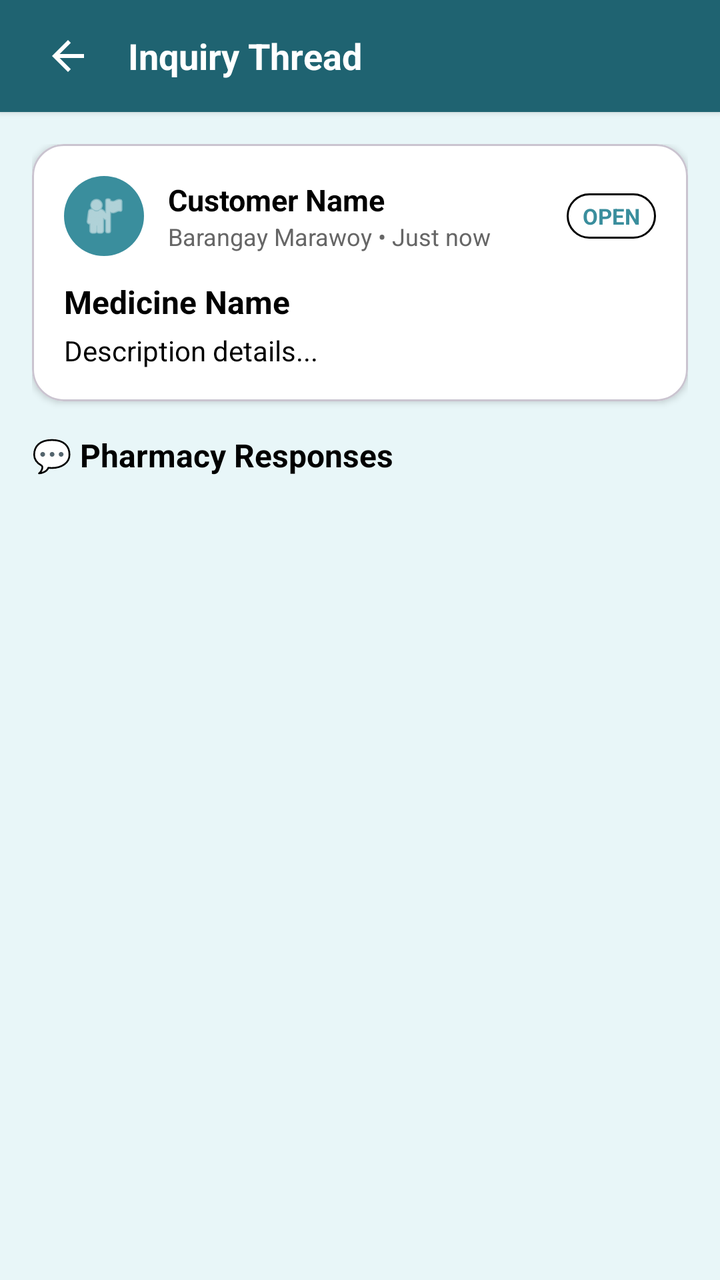
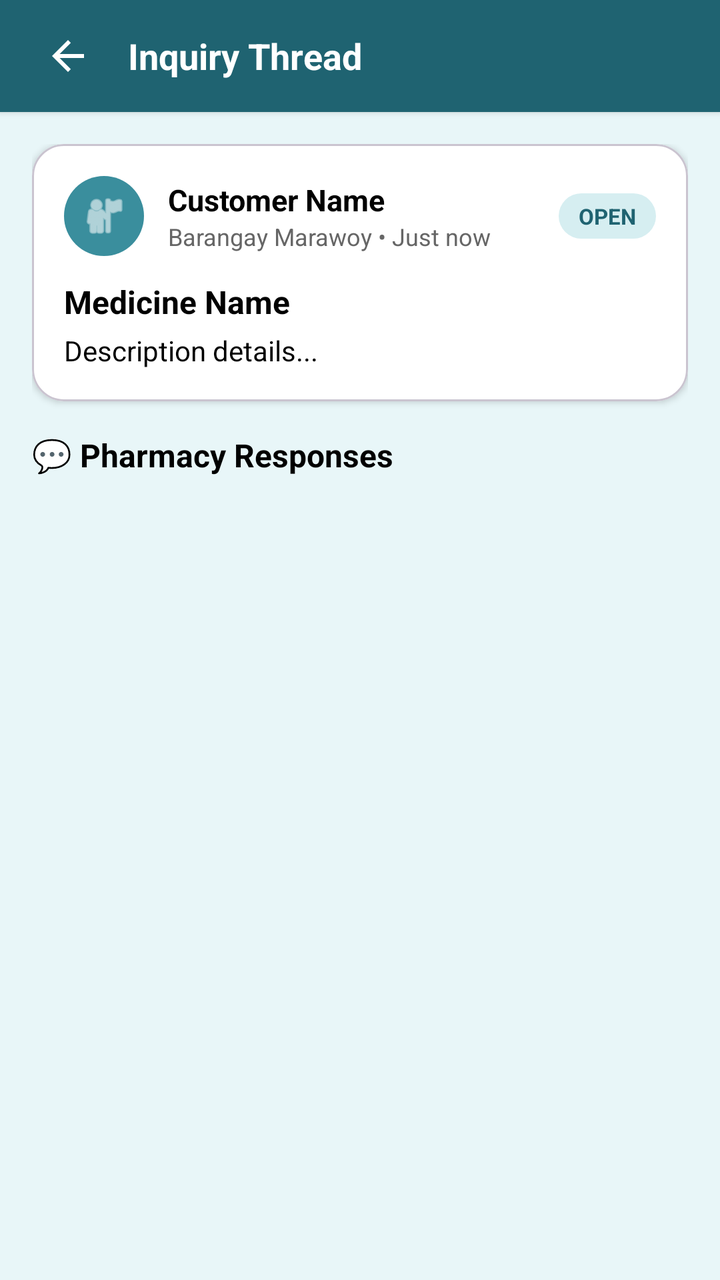

Compare the two renders of this Android layout. The source of the first and the diff that turns it into the second are given below.
<!-- AndroidManifest.xml: application theme Theme.PharmaFind -->
<!-- res/layout/activity_inquiry_thread.xml -->
<?xml version="1.0" encoding="utf-8"?>
<androidx.constraintlayout.widget.ConstraintLayout xmlns:android="http://schemas.android.com/apk/res/android"
    xmlns:app="http://schemas.android.com/apk/res-auto"
    android:layout_width="match_parent"
    android:layout_height="match_parent"
    android:background="@color/background_light">

    
    <LinearLayout
        android:id="@+id/toolbarThread"
        android:layout_width="match_parent"
        android:layout_height="wrap_content"
        android:minHeight="56dp"
        android:background="@color/primary_dark"
        android:elevation="2dp"
        android:gravity="center_vertical"
        android:orientation="horizontal"
        android:paddingHorizontal="16dp"
        app:layout_constraintTop_toTopOf="parent">

        <ImageButton
            android:id="@+id/btnBackThread"
            android:layout_width="36dp"
            android:layout_height="36dp"
            android:background="?attr/selectableItemBackgroundBorderless"
            android:contentDescription="Back"
            android:src="@drawable/ic_arrow_back"
            app:tint="@color/white" />

        <TextView
            android:layout_width="wrap_content"
            android:layout_height="wrap_content"
            android:layout_marginStart="12dp"
            android:text="Inquiry Thread"
            android:textColor="@color/white"
            android:textSize="18sp"
            android:textStyle="bold" />

    </LinearLayout>

    <ScrollView
        android:id="@+id/svInquiryThread"
        android:layout_width="match_parent"
        android:layout_height="0dp"
        android:fillViewport="true"
        app:layout_constraintBottom_toTopOf="@id/cardPharmacyReplyComposer"
        app:layout_constraintTop_toBottomOf="@id/toolbarThread">

        <LinearLayout
            android:layout_width="match_parent"
            android:layout_height="wrap_content"
            android:orientation="vertical"
            android:padding="16dp">

            
            <com.google.android.material.card.MaterialCardView
                android:layout_width="match_parent"
                android:layout_height="wrap_content"
                android:layout_marginBottom="16dp"
                app:cardBackgroundColor="@color/white"
                app:cardCornerRadius="16dp"
                app:cardElevation="2dp">

                <LinearLayout
                    android:layout_width="match_parent"
                    android:layout_height="wrap_content"
                    android:orientation="vertical"
                    android:padding="16dp">

                    <LinearLayout
                        android:layout_width="match_parent"
                        android:layout_height="wrap_content"
                        android:gravity="center_vertical"
                        android:orientation="horizontal">

                        <ImageView
                            android:id="@+id/ivCustomerAvatar"
                            android:layout_width="40dp"
                            android:layout_height="40dp"
                            android:background="@drawable/circle_background"
                            android:backgroundTint="@color/primary_teal"
                            android:contentDescription="User Avatar"
                            android:padding="8dp"
                            android:src="@android:drawable/ic_menu_myplaces"
                            app:tint="@color/white" />

                        <LinearLayout
                            android:layout_width="0dp"
                            android:layout_height="wrap_content"
                            android:layout_marginStart="12dp"
                            android:layout_weight="1"
                            android:orientation="vertical">

                            <TextView
                                android:id="@+id/tvCustomerName"
                                android:layout_width="wrap_content"
                                android:layout_height="wrap_content"
                                android:text="Customer Name"
                                android:textColor="@color/black"
                                android:textSize="15sp"
                                android:textStyle="bold" />

                            <TextView
                                android:id="@+id/tvLocationAndDate"
                                android:layout_width="wrap_content"
                                android:layout_height="wrap_content"
                                android:text="Barangay Marawoy • Just now"
                                android:textColor="@color/text_gray"
                                android:textSize="12sp" />

                        </LinearLayout>

                        <TextView
                            android:id="@+id/tvStatusBadge"
                            android:layout_width="wrap_content"
                            android:layout_height="wrap_content"
                            android:background="@drawable/edittext_background"
                            android:paddingHorizontal="8dp"
                            android:paddingVertical="4dp"
                            android:text="OPEN"
                            android:textColor="@color/primary_teal"
                            android:textSize="11sp"
                            android:textStyle="bold" />

                    </LinearLayout>

                    <TextView
                        android:id="@+id/tvMedicineName"
                        android:layout_width="match_parent"
                        android:layout_height="wrap_content"
                        android:layout_marginTop="12dp"
                        android:text="Medicine Name"
                        android:textColor="@color/black"
                        android:textSize="16sp"
                        android:textStyle="bold" />

                    <TextView
                        android:id="@+id/tvDescription"
                        android:layout_width="match_parent"
                        android:layout_height="wrap_content"
                        android:layout_marginTop="4dp"
                        android:text="Description details..."
                        android:textColor="@color/black"
                        android:textSize="14sp" />

                    <ImageView
                        android:id="@+id/ivInquiryImage"
                        android:layout_width="match_parent"
                        android:layout_height="200dp"
                        android:layout_marginTop="12dp"
                        android:contentDescription="Attached photo"
                        android:scaleType="centerCrop"
                        android:visibility="gone" />

                    
                    <TextView
                        android:id="@+id/tvPhotoRestricted"
                        android:layout_width="match_parent"
                        android:layout_height="wrap_content"
                        android:layout_marginTop="12dp"
                        android:text="🔒 A photo is attached. Only the requester and pharmacies can view it."
                        android:textColor="@color/text_gray"
                        android:textSize="13sp"
                        android:visibility="gone" />

                </LinearLayout>

            </com.google.android.material.card.MaterialCardView>

            
            <TextView
                android:id="@+id/tvRepliesHeader"
                android:layout_width="wrap_content"
                android:layout_height="wrap_content"
                android:layout_marginBottom="12dp"
                android:text="💬 Pharmacy Responses"
                android:textColor="@color/black"
                android:textSize="16sp"
                android:textStyle="bold" />

            <androidx.recyclerview.widget.RecyclerView
                android:id="@+id/rvReplies"
                android:layout_width="match_parent"
                android:layout_height="wrap_content"
                android:nestedScrollingEnabled="false" />

            <ProgressBar
                android:id="@+id/pbRepliesLoading"
                android:layout_width="wrap_content"
                android:layout_height="wrap_content"
                android:layout_gravity="center_horizontal"
                android:layout_marginTop="12dp"
                android:indeterminateTint="@color/primary_teal" />

            <TextView
                android:id="@+id/tvRepliesEmptyState"
                android:layout_width="match_parent"
                android:layout_height="wrap_content"
                android:layout_marginTop="12dp"
                android:gravity="center"
                android:text="No pharmacy responses yet."
                android:textColor="@color/text_gray"
                android:textSize="14sp"
                android:visibility="gone" />

        </LinearLayout>
    </ScrollView>

    
    <com.google.android.material.card.MaterialCardView
        android:id="@+id/cardPharmacyReplyComposer"
        android:layout_width="match_parent"
        android:layout_height="wrap_content"
        android:visibility="gone"
        app:cardCornerRadius="0dp"
        app:cardElevation="8dp"
        app:cardBackgroundColor="@color/white"
        app:layout_constraintBottom_toBottomOf="parent">

        <LinearLayout
            android:id="@+id/llComposerContainer"
            android:layout_width="match_parent"
            android:layout_height="wrap_content"
            android:orientation="vertical"
            android:padding="16dp">

            <LinearLayout
                android:layout_width="match_parent"
                android:layout_height="wrap_content"
                android:gravity="center_vertical"
                android:orientation="horizontal">

                <TextView
                    android:layout_width="wrap_content"
                    android:layout_height="wrap_content"
                    android:text="Pharmacy Reply"
                    android:textColor="@color/black"
                    android:textSize="14sp"
                    android:textStyle="bold" />

                <HorizontalScrollView
                    android:layout_width="match_parent"
                    android:layout_height="wrap_content"
                    android:layout_marginStart="8dp"
                    android:scrollbars="none">

                    <com.google.android.material.chip.ChipGroup
                        android:id="@+id/chipGroupAvailability"
                        android:layout_width="wrap_content"
                        android:layout_height="wrap_content"
                        app:singleSelection="true"
                        app:selectionRequired="true">

                        <com.google.android.material.chip.Chip
                            android:id="@+id/chipInStock"
                            style="@style/Widget.MaterialComponents.Chip.Choice"
                            android:layout_width="wrap_content"
                            android:layout_height="wrap_content"
                            android:checked="true"
                            android:text="In Stock"
                            android:textSize="11sp" />

                        <com.google.android.material.chip.Chip
                            android:id="@+id/chipAvailable"
                            style="@style/Widget.MaterialComponents.Chip.Choice"
                            android:layout_width="wrap_content"
                            android:layout_height="wrap_content"
                            android:text="Available"
                            android:textSize="11sp" />

                        <com.google.android.material.chip.Chip
                            android:id="@+id/chipLimitedStock"
                            style="@style/Widget.MaterialComponents.Chip.Choice"
                            android:layout_width="wrap_content"
                            android:layout_height="wrap_content"
                            android:text="Limited Stock"
                            android:textSize="11sp" />

                    </com.google.android.material.chip.ChipGroup>
                </HorizontalScrollView>

            </LinearLayout>

            <LinearLayout
                android:layout_width="match_parent"
                android:layout_height="wrap_content"
                android:layout_marginTop="8dp"
                android:orientation="horizontal">

                <EditText
                    android:id="@+id/etReplyPrice"
                    android:layout_width="0dp"
                    android:layout_height="44dp"
                    android:layout_weight="1"
                    android:background="@drawable/edittext_background"
                    android:hint="Price (e.g. ₱8.00)"
                    android:paddingHorizontal="10dp"
                    android:textColor="@color/black"
                    android:textColorHint="@color/text_gray"
                    android:textSize="13sp" />

                <EditText
                    android:id="@+id/etReplyNote"
                    android:layout_width="0dp"
                    android:layout_height="44dp"
                    android:layout_marginStart="8dp"
                    android:layout_weight="2"
                    android:background="@drawable/edittext_background"
                    android:hint="Note / Stock info..."
                    android:paddingHorizontal="10dp"
                    android:textColor="@color/black"
                    android:textColorHint="@color/text_gray"
                    android:textSize="13sp" />

            </LinearLayout>

            <com.google.android.material.button.MaterialButton
                android:id="@+id/btnSubmitPharmacyReply"
                android:layout_width="match_parent"
                android:layout_height="44dp"
                android:layout_marginTop="10dp"
                android:text="Submit Pharmacy Response"
                android:textAllCaps="false"
                app:backgroundTint="@color/primary_teal"
                app:cornerRadius="22dp" />

        </LinearLayout>
    </com.google.android.material.card.MaterialCardView>

</androidx.constraintlayout.widget.ConstraintLayout>
<!-- resources referenced by this layout -->
<resources>
  <color name="background_light">#E8F6F8</color>
  <color name="black">#FF000000</color>
  <color name="primary_dark">#1F6371</color>
  <color name="primary_teal">#3A8E9D</color>
  <color name="text_gray">#666666</color>
  <color name="white">#FFFFFFFF</color>
  <!-- drawable circle_background (drawable) -->
  <?xml version="1.0" encoding="utf-8"?>
  <shape xmlns:android="http://schemas.android.com/apk/res/android"
      android:shape="oval">
      <solid android:color="#A0D8D8" />
  </shape>
  <!-- drawable edittext_background (drawable) -->
  <?xml version="1.0" encoding="utf-8"?>
  <shape xmlns:android="http://schemas.android.com/apk/res/android">
      <corners android:radius="12dp" />
      <stroke android:width="1dp" android:color="#000000" />
      <solid android:color="@android:color/transparent" />
  </shape>
  <!-- drawable ic_arrow_back (drawable) -->
  <?xml version="1.0" encoding="utf-8"?>
  <vector xmlns:android="http://schemas.android.com/apk/res/android"
      android:width="24dp"
      android:height="24dp"
      android:autoMirrored="true"
      android:viewportWidth="24"
      android:viewportHeight="24">
      <path
          android:fillColor="#FF000000"
          android:pathData="M20,11H7.83l5.59,-5.59L12,4l-8,8 8,8 1.41,-1.41L7.83,13H20v-2z" />
  </vector>
  <style name="Theme.PharmaFind" parent="Base.Theme.PharmaFind">
          <item name="colorPrimary">@color/primary_teal</item>
          <item name="colorOnPrimary">@color/white</item>
          <item name="colorPrimaryContainer">@color/teal_container</item>
          <item name="colorOnPrimaryContainer">@color/primary_dark</item>
          <item name="colorSecondary">@color/primary_teal</item>
          <item name="colorOnSecondary">@color/white</item>
          <item name="colorSecondaryContainer">@color/teal_container</item>
          <item name="colorOnSecondaryContainer">@color/primary_dark</item>
          <item name="colorSurface">@color/white</item>
          <item name="colorOnSurface">@color/on_surface</item>
          <item name="colorSurfaceVariant">@color/surface_variant</item>
          <item name="colorOnSurfaceVariant">@color/on_surface_variant</item>
          <item name="colorOutline">@color/outline</item>
          <item name="colorSurfaceContainerLowest">@color/white</item>
          <item name="colorSurfaceContainerLow">@color/surface_container_low</item>
          <item name="colorSurfaceContainer">@color/surface_container</item>
          <item name="colorSurfaceContainerHigh">@color/surface_container_high</item>
          <item name="colorSurfaceContainerHighest">@color/surface_container_highest</item>
          
          <item name="elevationOverlayEnabled">false</item>
      </style>
  <style name="Base.Theme.PharmaFind" parent="Theme.Material3.Light.NoActionBar">
          <item name="android:forceDarkAllowed" tools:targetApi="q">false</item>
          
          
      </style>
  <color name="teal_container">#D6EEF1</color>
  <color name="on_surface">#1B1F21</color>
  <color name="surface_variant">#E3EBEC</color>
  <color name="on_surface_variant">#3F484A</color>
  <color name="outline">#6F797A</color>
  <color name="surface_container_low">#F4F8F8</color>
  <color name="surface_container">#EEF3F4</color>
  <color name="surface_container_high">#E8EEEF</color>
  <color name="surface_container_highest">#E2E9EA</color>
</resources>

<!-- the commit's change to res/layout/activity_inquiry_thread.xml (unified diff, before → after) -->
@@ -114,11 +114,12 @@
                             android:id="@+id/tvStatusBadge"
                             android:layout_width="wrap_content"
                             android:layout_height="wrap_content"
-                            android:background="@drawable/edittext_background"
-                            android:paddingHorizontal="8dp"
+                            android:background="@drawable/bg_badge"
+                            android:backgroundTint="@color/teal_container"
+                            android:paddingHorizontal="10dp"
                             android:paddingVertical="4dp"
                             android:text="OPEN"
-                            android:textColor="@color/primary_teal"
+                            android:textColor="@color/primary_dark"
                             android:textSize="11sp"
                             android:textStyle="bold" />
 
@@ -290,7 +291,7 @@
                 <EditText
                     android:id="@+id/etReplyPrice"
                     android:layout_width="0dp"
-                    android:layout_height="44dp"
+                    android:layout_height="48dp"
                     android:layout_weight="1"
                     android:background="@drawable/edittext_background"
                     android:hint="Price (e.g. ₱8.00)"
@@ -302,7 +303,7 @@
                 <EditText
                     android:id="@+id/etReplyNote"
                     android:layout_width="0dp"
-                    android:layout_height="44dp"
+                    android:layout_height="48dp"
                     android:layout_marginStart="8dp"
                     android:layout_weight="2"
                     android:background="@drawable/edittext_background"
<!-- resource entries referenced after the edit -->
@@ -6,6 +6,13 @@
   <color name="primary_teal">#3A8E9D</color>
   <color name="text_gray">#666666</color>
   <color name="white">#FFFFFFFF</color>
+  <!-- drawable bg_badge (drawable) -->
+  <?xml version="1.0" encoding="utf-8"?>
+  <shape xmlns:android="http://schemas.android.com/apk/res/android"
+      android:shape="rectangle">
+      <corners android:radius="50dp" />
+      <solid android:color="@color/white" />
+  </shape>
   <!-- drawable circle_background (drawable) -->
   <?xml version="1.0" encoding="utf-8"?>
   <shape xmlns:android="http://schemas.android.com/apk/res/android"
@@ -14,11 +21,22 @@
   </shape>
   <!-- drawable edittext_background (drawable) -->
   <?xml version="1.0" encoding="utf-8"?>
-  <shape xmlns:android="http://schemas.android.com/apk/res/android">
-      <corners android:radius="12dp" />
-      <stroke android:width="1dp" android:color="#000000" />
-      <solid android:color="@android:color/transparent" />
-  </shape>
+  <selector xmlns:android="http://schemas.android.com/apk/res/android">
+      <item android:state_focused="true">
+          <shape>
+              <corners android:radius="12dp" />
+              <stroke android:width="2dp" android:color="@color/primary_teal" />
+              <solid android:color="@color/white" />
+          </shape>
+      </item>
+      <item>
+          <shape>
+              <corners android:radius="12dp" />
+              <stroke android:width="1dp" android:color="@color/field_border" />
+              <solid android:color="@color/white" />
+          </shape>
+      </item>
+  </selector>
   <!-- drawable ic_arrow_back (drawable) -->
   <?xml version="1.0" encoding="utf-8"?>
   <vector xmlns:android="http://schemas.android.com/apk/res/android"
@@ -53,6 +71,7 @@
           
           <item name="elevationOverlayEnabled">false</item>
       </style>
+  <color name="field_border">#9AA8AA</color>
   <style name="Base.Theme.PharmaFind" parent="Theme.Material3.Light.NoActionBar">
           <item name="android:forceDarkAllowed" tools:targetApi="q">false</item>
           
